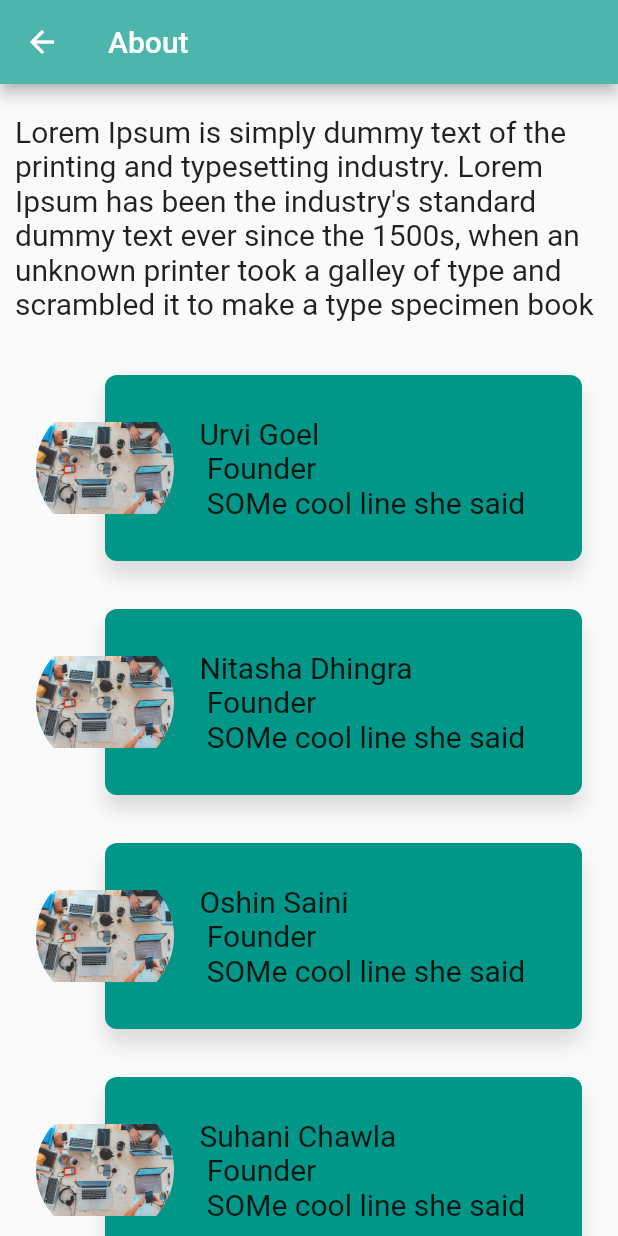
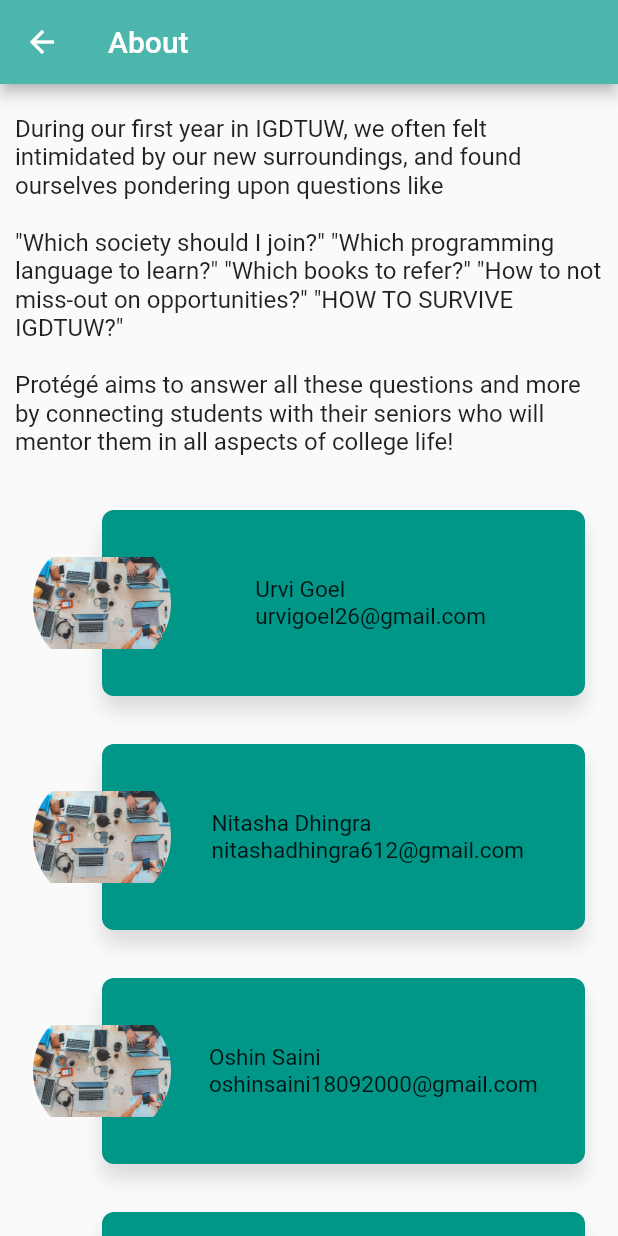
Before and after one commit to Spiral-Forge/Mentorship, a Flutter app: the About screen opened directly, on a phone screen of 412 x 824 dp. Run offline on Flutter 3.47's test engine with Material 2 defaults, Android fonts, the phone set to English and light mode, and no system bars; our stand-ins replace cloud_firestore, firebase_auth, flutter_spinkit, google_fonts, hexcolor, shared_preferences and 1 more; missing offline and left inert: dart:js, flutter_mailer, multiselect_formfield; accounts and stored records are empty.

Commit message:
added 'about us' content

```diff
--- a/lib/constants/sidebarConstants.dart
+++ b/lib/constants/sidebarConstants.dart
@@ -46,10 +46,10 @@ class SidebarConstants{
     5:"adding new"
   };
 
-  static final String aboutSoc="Lorem Ipsum is simply dummy text of the printing and typesetting industry. Lorem Ipsum has been the industry's standard dummy text ever since the 1500s, when an unknown printer took a galley of type and scrambled it to make a type specimen book";
-  static final String founderOshin="Oshin Saini \n Founder \n SOMe cool line she said";
-  static final String founderSuhani="Suhani Chawla \n Founder \n SOMe cool line she said";
-  static final String founderNitasha="Nitasha Dhingra \n Founder \n SOMe cool line she said";
-  static final String founderUrvi="Urvi Goel \n Founder \n SOMe cool line she said";
+  static final String aboutSoc='During our first year in IGDTUW, we often felt intimidated by our new surroundings, and found ourselves pondering upon questions like \n\n"Which society should I join?" "Which programming language to learn?" "Which books to refer?" "How to not miss-out on opportunities?" "HOW TO SURVIVE IGDTUW?"\n\nProtégé aims to answer all these questions and more by connecting students with their seniors who will mentor them in all aspects of college life!';
+  static final String founderOshin= '    Oshin Saini \n    oshinsaini18092000@gmail.com' ;
+  static final String founderSuhani='   Suhani Chawla \n   suhanichawla2000@gmail.com ';
+  static final String founderNitasha='   Nitasha Dhingra \n   nitashadhingra612@gmail.com ';
+  static final String founderUrvi='   Urvi Goel \n   urvigoel26@gmail.com';
 
 }
--- a/lib/screens/sidebarScreens/about.dart
+++ b/lib/screens/sidebarScreens/about.dart
@@ -15,7 +15,7 @@ class About extends StatelessWidget {
             Center(
               child: new Container(
                 margin: EdgeInsets.symmetric(vertical:20.0,horizontal:10.0),
-                child: Text(SidebarConstants.aboutSoc,style: TextStyle(fontSize:20.0 ),),
+                child: Text(SidebarConstants.aboutSoc,style: TextStyle(fontSize:16.0 ),),
               ),
             ),
               new Mycard1(),
@@ -38,7 +38,7 @@ class Mycard1 extends StatelessWidget {
     return new Container(
       margin: const EdgeInsets.symmetric(
         vertical: 16.0,
-        horizontal: 24.0,
+        horizontal: 22.0,
       ),
       child: new Stack(
         children: <Widget>[
@@ -56,7 +56,7 @@ class Mycard2 extends StatelessWidget {
     return new Container(
       margin: const EdgeInsets.symmetric(
         vertical: 16.0,
-        horizontal: 24.0,
+        horizontal: 22.0,
       ),
       child: new Stack(
         children: <Widget>[
@@ -74,7 +74,7 @@ class Mycard3 extends StatelessWidget {
     return new Container(
       margin: const EdgeInsets.symmetric(
         vertical: 16.0,
-        horizontal: 24.0,
+        horizontal: 22.0,
       ),
       child: new Stack(
         children: <Widget>[
@@ -92,7 +92,7 @@ class Mycard4 extends StatelessWidget {
     return new Container(
       margin: const EdgeInsets.symmetric(
         vertical: 16.0,
-        horizontal: 24.0,
+        horizontal: 22.0,
       ),
       child: new Stack(
         children: <Widget>[
@@ -121,7 +121,7 @@ final thumbnail1 = new Container(
     padding: EdgeInsets.only(left:25.0),
     height: 124.0,
     margin: new EdgeInsets.only(left: 46.0),
-    child: Center(child: Text(SidebarConstants.founderUrvi,style: TextStyle(fontSize:20.0),)),
+    child: Center(child: Text(SidebarConstants.founderUrvi,style: TextStyle(fontSize:15.0),)),
     decoration: new BoxDecoration(
       color: AppColors.COLOR_TEAL_DARK,
       shape: BoxShape.rectangle,
@@ -156,7 +156,7 @@ final thumbnail1 = new Container(
      padding: EdgeInsets.only(left:25.0),
     height: 124.0,
     margin: new EdgeInsets.only(left: 46.0),
-    child: Center(child: Text(SidebarConstants.founderNitasha,style: TextStyle(fontSize:20.0),)),
+    child: Center(child: Text(SidebarConstants.founderNitasha,style: TextStyle(fontSize:15.0),)),
     decoration: new BoxDecoration(
       color: AppColors.COLOR_TEAL_DARK,
       shape: BoxShape.rectangle,
@@ -189,7 +189,7 @@ final thumbnail1 = new Container(
      padding: EdgeInsets.only(left:25.0),
     height: 124.0,
     margin: new EdgeInsets.only(left: 46.0),
-    child: Center(child: Text(SidebarConstants.founderOshin,style: TextStyle(fontSize:20.0),)),
+    child: Center(child: Text(SidebarConstants.founderOshin,style: TextStyle(fontSize:15.0),)),
     decoration: new BoxDecoration(
       color: AppColors.COLOR_TEAL_DARK,
       shape: BoxShape.rectangle,
@@ -222,7 +222,7 @@ final thumbnail1 = new Container(
      padding: EdgeInsets.only(left:25.0),
     height: 124.0,
     margin: new EdgeInsets.only(left: 46.0),
-    child: Center(child: Text(SidebarConstants.founderSuhani,style: TextStyle(fontSize:20.0),)),
+    child: Center(child: Text(SidebarConstants.founderSuhani,style: TextStyle(fontSize:15.0),)),
     decoration: new BoxDecoration(
       color: AppColors.COLOR_TEAL_DARK,
       shape: BoxShape.rectangle,
```
